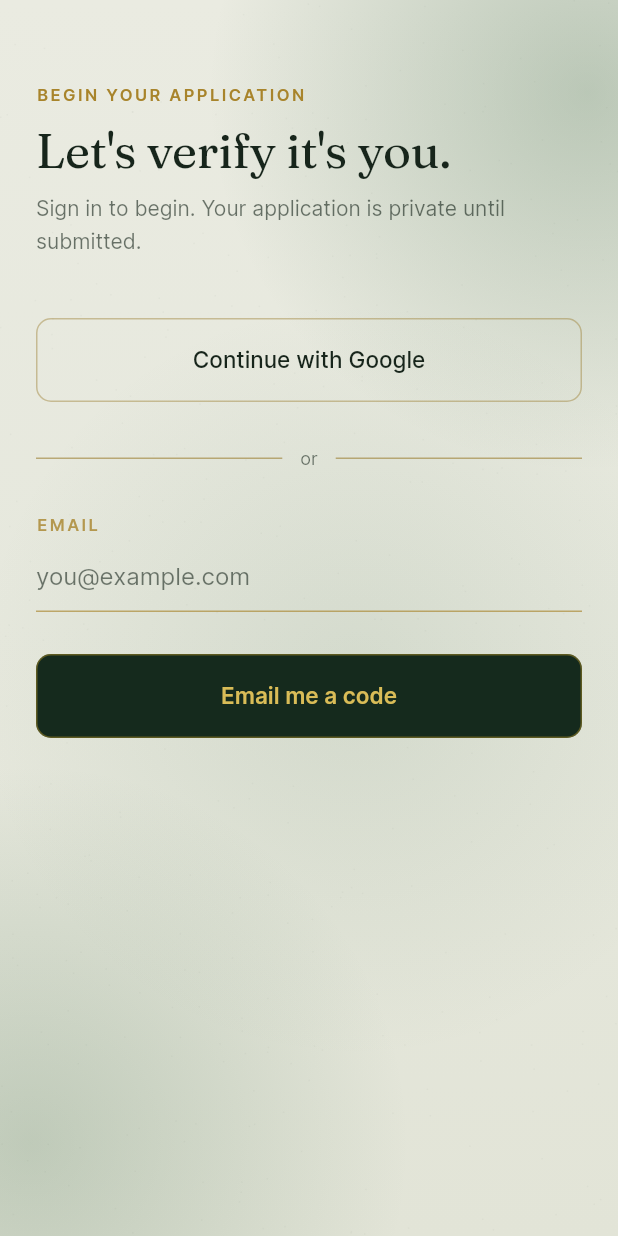
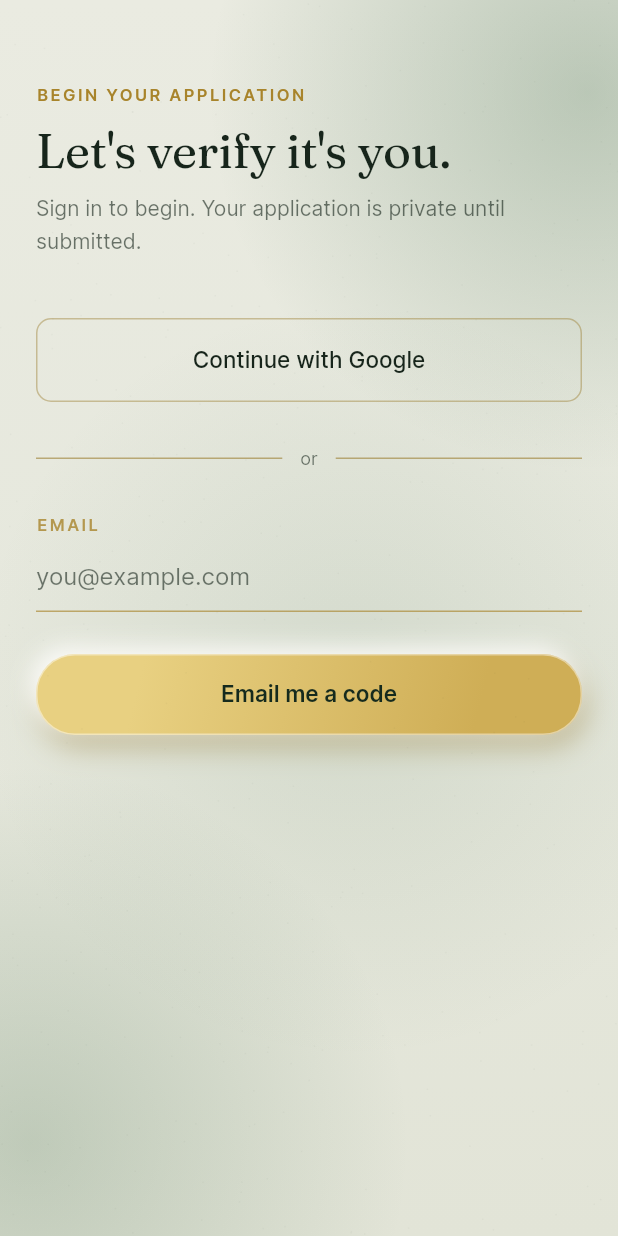
Before and after one commit to connecttopathan-ops/ikhlas, a Flutter app: the screen it shows after launch, after a tap on "Begin my application", on a phone screen of 412 x 824 dp. Run offline on Flutter 3.47's test engine with Material 3 defaults, Android fonts, the phone set to English and light mode, and no system bars; our stand-ins replace cached_network_image, camera, cloud_firestore, cloud_functions, device_info_plus, firebase_auth and 12 more; accounts and stored records are empty.

Commit message:
Primary CTA: champagne "pill" button app-wide
Rework PrimaryCta into the raised champagne pill — a gold gradient body
with deep-green text and a soft neumorphic lift (soft gold drop + white
top-left highlight), pill radius. Since PrimaryCta backs every primary
action, this applies everywhere at once (Express interest, Save, Continue,
etc.). The landing's bespoke button now uses PrimaryCta too for
consistency. Version 0.1.20+21.

Co-Authored-By: Claude Opus 4.8 <noreply@anthropic.com>

```diff
--- a/app/lib/core/theme/widgets.dart
+++ b/app/lib/core/theme/widgets.dart
@@ -20,43 +20,65 @@ class PrimaryCta extends StatelessWidget {
   final bool loading;
   const PrimaryCta({super.key, required this.label, this.onPressed, this.loading = false});
 
+  // Champagne "pill" — raised gold gradient with deep-green text and a soft
+  // neumorphic lift. The app-wide primary action.
+  static const _fg = Color(0xFF152A1D); // deep green ink on gold
+  static const _radius = 26.0;
+
   @override
   Widget build(BuildContext context) {
-    final isDark = Theme.of(context).brightness == Brightness.dark;
-    final bg = isDark ? DarkTokens.ctaBg : LightTokens.ctaBg;
-    final fg = isDark ? DarkTokens.ctaText : LightTokens.ctaText;
-    final ring = isDark ? DarkTokens.ctaRing : LightTokens.ctaRing;
     final enabled = onPressed != null && !loading;
-
     return AnimatedOpacity(
       duration: const Duration(milliseconds: 200),
       opacity: enabled ? 1 : 0.4,
       child: SizedBox(
-        height: 56,
+        height: 54,
         width: double.infinity,
+        child: DecoratedBox(
+          decoration: BoxDecoration(
+            borderRadius: BorderRadius.circular(_radius),
+            gradient: const LinearGradient(
+              begin: Alignment(-.6, -1),
+              end: Alignment(.6, 1),
+              colors: [Color(0xFFE8D081), Color(0xFFCFAE56)],
+            ),
+            border: Border.all(color: Colors.white.withValues(alpha: .45)),
+            boxShadow: [
+              // soft gold drop (bottom-right)
+              BoxShadow(
+                color: const Color(0xFF8E7226).withValues(alpha: .38),
+                blurRadius: 16,
+                offset: const Offset(3, 8),
+              ),
+              // light lift (top-left) — the neumorphic highlight
+              const BoxShadow(
+                color: Color(0xE6FFFFFF),
+                blurRadius: 12,
+                offset: Offset(-4, -5),
+              ),
+            ],
+          ),
           child: Material(
-          color: bg,
-          borderRadius: BorderRadius.circular(AppRadius.control),
+            type: MaterialType.transparency,
             child: InkWell(
-            borderRadius: BorderRadius.circular(AppRadius.control),
+              borderRadius: BorderRadius.circular(_radius),
               onTap: enabled
                   ? () {
                       HapticFeedback.selectionClick();
                       onPressed!();
                     }
                   : null,
-            child: Container(
-              alignment: Alignment.center,
-              decoration: BoxDecoration(
-                borderRadius: BorderRadius.circular(AppRadius.control),
-                border: Border.all(color: ring, width: 1),
+              child: Center(
+                child: loading
+                    ? const SizedBox(
+                        height: 20,
+                        width: 20,
+                        child: CircularProgressIndicator(
+                            strokeWidth: 2, color: _fg))
+                    : Text(label,
+                        style: AppType.inter(15,
+                            weight: FontWeight.w700, color: _fg, height: 1.2)),
               ),
-              child: loading
-                  ? SizedBox(
-                      height: 20, width: 20,
-                      child: CircularProgressIndicator(strokeWidth: 2, color: fg))
-                  : Text(label,
-                      style: AppType.inter(15, weight: FontWeight.w600, color: fg, height: 1.2)),
             ),
           ),
         ),
--- a/app/lib/features/onboarding/landing_screen.dart
+++ b/app/lib/features/onboarding/landing_screen.dart
@@ -214,23 +214,9 @@ class _LandingScreenState extends State<LandingScreen>
         child: child,
       );
 
-  Widget _cta(BuildContext context) => SizedBox(
-        width: double.infinity,
-        height: 58,
-        child: ElevatedButton(
-          style: ElevatedButton.styleFrom(
-            backgroundColor: LightTokens.ctaBg,
-            foregroundColor: LightTokens.ctaText,
-            elevation: 0,
-            shadowColor: Colors.transparent,
-            shape: RoundedRectangleBorder(
-                borderRadius: BorderRadius.circular(30)),
-          ),
-          onPressed: () => context.go('/login'),
-          child: Text('Begin my application',
-              style: AppType.fraunces(17,
-                  weight: FontWeight.w500, color: LightTokens.ctaText)),
-        ),
+  Widget _cta(BuildContext context) => PrimaryCta(
+        label: 'Begin my application',
+        onPressed: () => context.go('/login'),
       );
 
   static Widget _eyebrow(String s) => Text(s,
--- a/app/pubspec.yaml
+++ b/app/pubspec.yaml
@@ -1,7 +1,7 @@
 name: ikhlas
 description: Ikhlas — where nikah begins with deen.
 publish_to: "none"
-version: 0.1.19+20
+version: 0.1.20+21
 
 environment:
   sdk: ">=3.4.0 <4.0.0"
```
Lines whose indentation alone changed are shown as unchanged.
